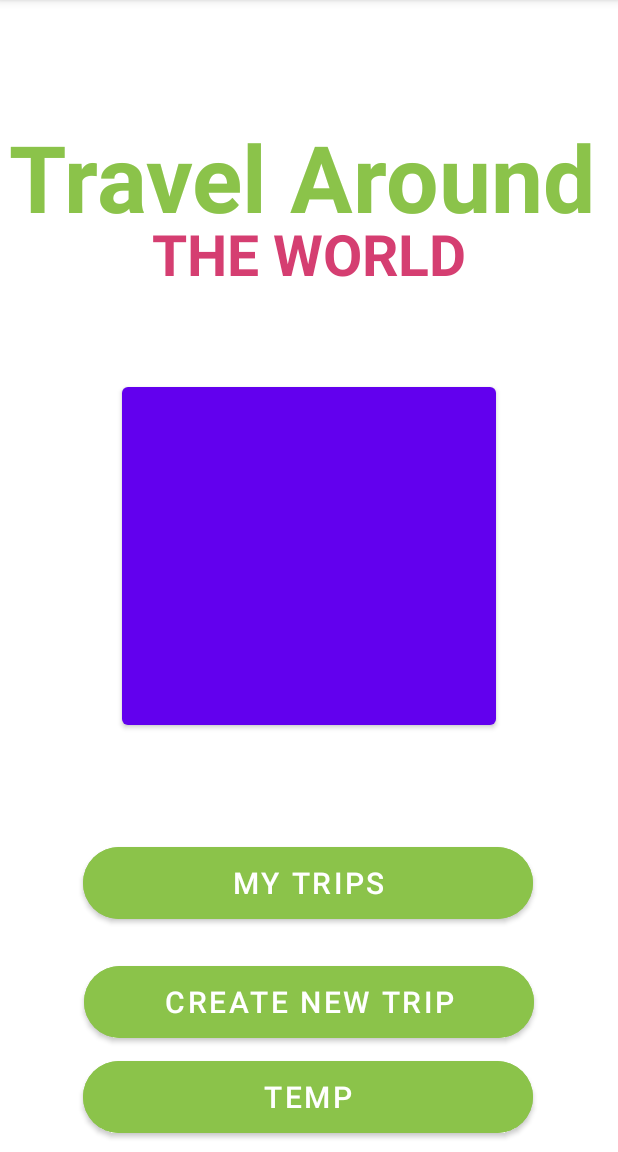
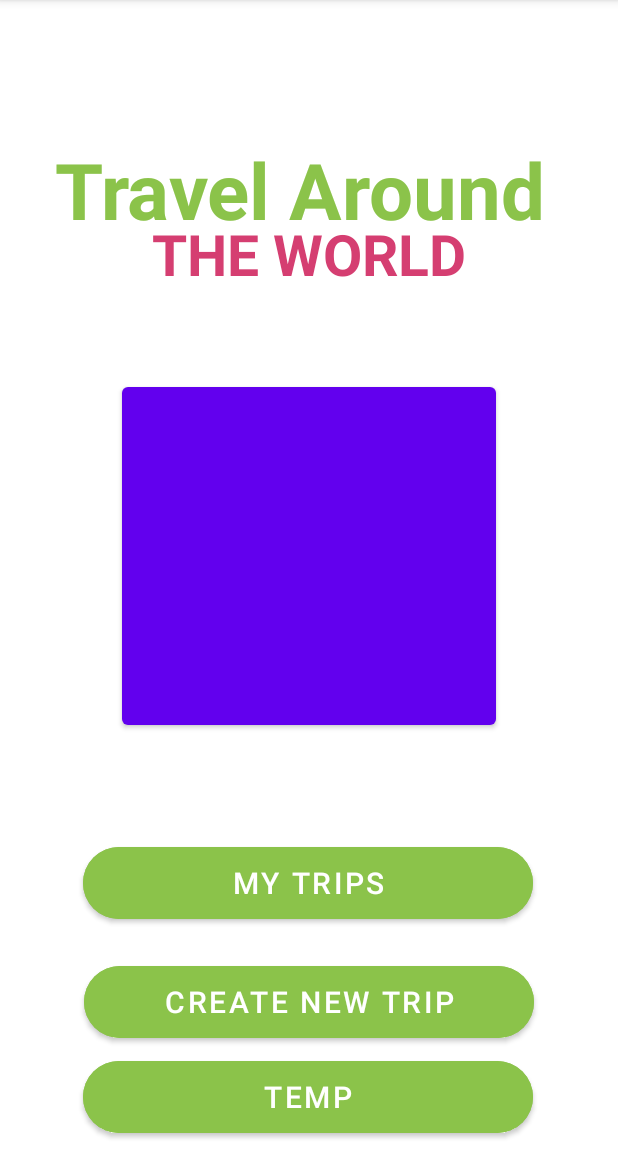
Before and after one commit to gadiFleischer/post-pc-final-project, an Android app: the screen it shows after launch (MainActivity), on a phone screen of 412 x 824 dp, the part 84-1236 px from its top. Run offline under Robolectric (Android 15) with nearby library versions, the phone set to English and light mode, and no system bars; plain views replace GifImageButton.

Commit message:
padding UI

```diff
--- a/app/src/main/res/layout/activity_main.xml
+++ b/app/src/main/res/layout/activity_main.xml
@@ -40,24 +40,27 @@
 
     <TextView
         android:id="@+id/title1"
-        android:layout_width="wrap_content"
+        android:layout_width="match_parent"
         android:layout_height="wrap_content"
         android:shadowColor="#00ccff"
         android:text="Travel Around "
         android:textColor="#8BC34A"
-        android:textSize="62dp"
+        android:textSize="52dp"
         android:textStyle="bold"
+        android:gravity="center"
+        android:padding="20dp"
         app:barrierDirection="bottom"
         app:layout_constraintBottom_toBottomOf="parent"
-        app:layout_constraintHorizontal_bias="1.0"
+        app:layout_constraintHorizontal_bias="0.0"
         app:layout_constraintLeft_toLeftOf="parent"
         app:layout_constraintRight_toRightOf="parent"
         app:layout_constraintTop_toTopOf="parent"
-        app:layout_constraintVertical_bias="0.111" />
+        android:maxLines="1"
+        app:layout_constraintVertical_bias="0.108" />
 
     <TextView
         android:id="@+id/title2"
-        android:layout_width="wrap_content"
+        android:layout_width="match_parent"
         android:layout_height="wrap_content"
         android:padding="23dp"
         android:shadowColor="#E68AA9"
@@ -66,6 +69,7 @@
         android:textSize="38dp"
         android:textStyle="bold"
         app:barrierDirection="bottom"
+        android:gravity="center"
         app:layout_constraintBottom_toBottomOf="parent"
         app:layout_constraintLeft_toLeftOf="parent"
         app:layout_constraintRight_toRightOf="parent"
--- a/app/src/main/res/layout/trip_details_activity.xml
+++ b/app/src/main/res/layout/trip_details_activity.xml
@@ -74,10 +74,10 @@
             android:layout_alignParentBottom="true"
             android:layout_centerHorizontal="true"
             android:layout_gravity="center_horizontal"
+            android:layout_marginBottom="80dp"
             android:backgroundTint="#8BC34A"
             android:text="Go to map"
             app:cornerRadius="28dp"
-            android:layout_marginBottom="80dp"
 
             app:layout_constraintBottom_toBottomOf="parent"
             app:layout_constraintEnd_toEndOf="parent"
```
